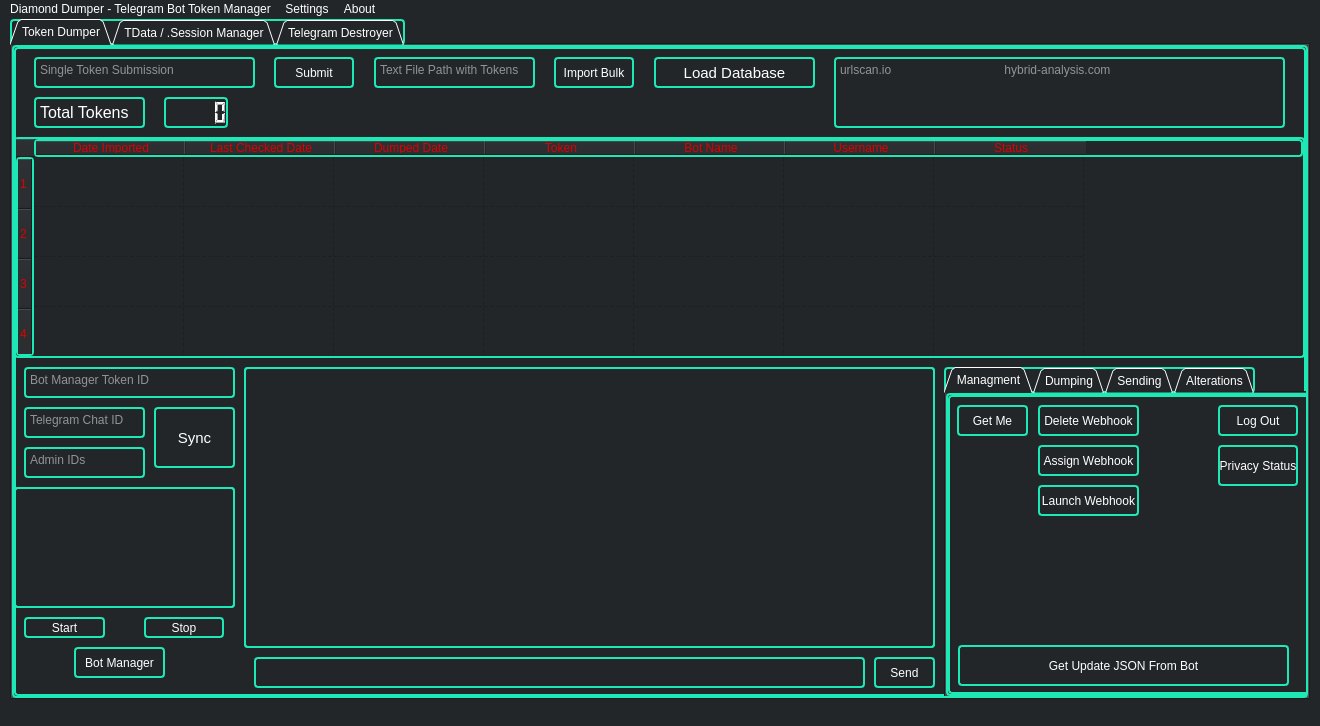
Old version of the form dumper.ui in the repository L33TSP3AK/Diamond-Dumper.
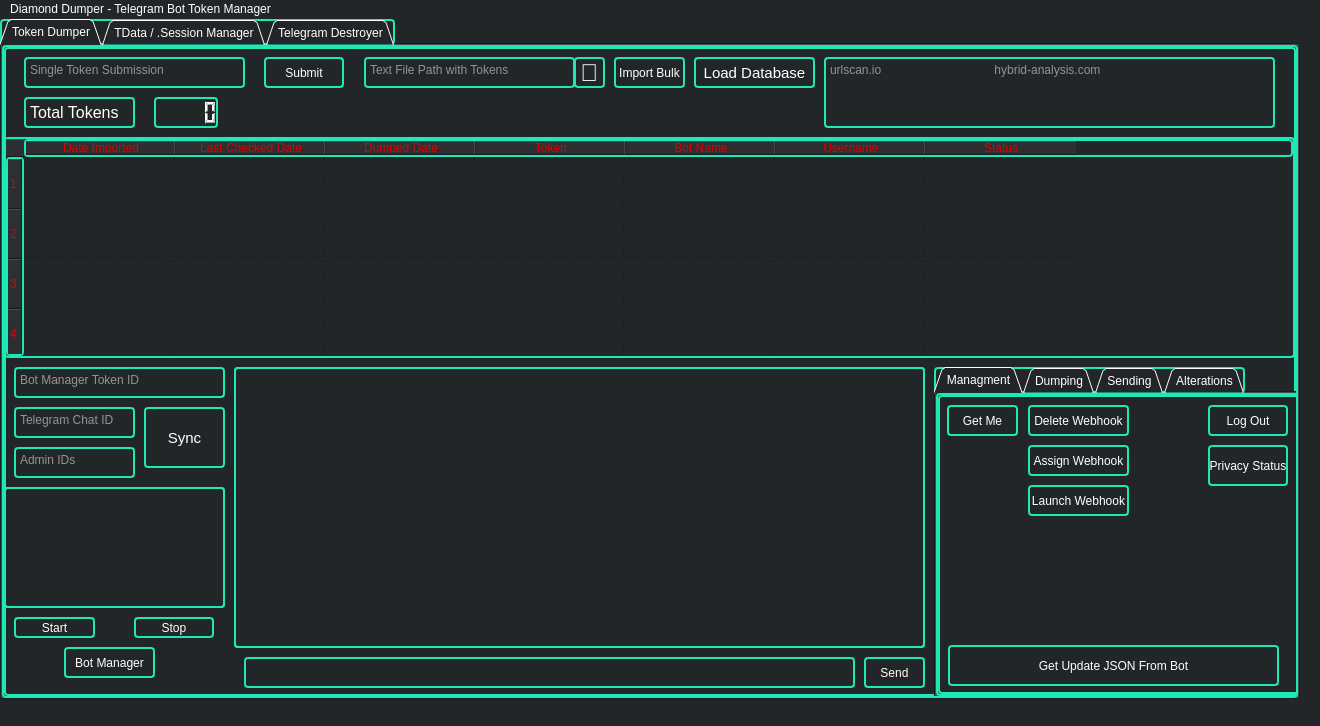
New version of the form. Icons and pictures are not drawn.

The edit to the form file:
```diff
--- a/dumper.ui
+++ b/dumper.ui
@@ -324,7 +324,7 @@
    <widget class="QTabWidget" name="tabs">
     <property name="geometry">
      <rect>
-      <x>10</x>
+      <x>0</x>
       <y>0</y>
       <width>1300</width>
       <height>681</height>
@@ -432,12 +432,6 @@
        <string notr="true">border-color: #1de9b6;
 color: rgb(222, 0, 0);</string>
       </property>
-      <property name="verticalScrollBarPolicy">
-       <enum>Qt::ScrollBarAlwaysOn</enum>
-      </property>
-      <property name="horizontalScrollBarPolicy">
-       <enum>Qt::ScrollBarAlwaysOff</enum>
-      </property>
       <property name="selectionBehavior">
        <enum>QAbstractItemView::SelectRows</enum>
       </property>
@@ -552,9 +546,9 @@
      <widget class="QPushButton" name="load_database_button">
       <property name="geometry">
        <rect>
-        <x>640</x>
+        <x>690</x>
         <y>10</y>
-        <width>161</width>
+        <width>121</width>
         <height>31</height>
        </rect>
       </property>
@@ -575,9 +569,9 @@
      <widget class="QPushButton" name="import_bulk_button">
       <property name="geometry">
        <rect>
-        <x>540</x>
+        <x>610</x>
         <y>10</y>
-        <width>80</width>
+        <width>71</width>
         <height>31</height>
        </rect>
       </property>
@@ -788,7 +782,7 @@
        <rect>
         <x>360</x>
         <y>10</y>
-        <width>161</width>
+        <width>211</width>
         <height>31</height>
        </rect>
       </property>
@@ -1489,6 +1483,25 @@
        </widget>
       </widget>
      </widget>
+     <widget class="QPushButton" name="text_file_directory_button">
+      <property name="geometry">
+       <rect>
+        <x>570</x>
+        <y>10</y>
+        <width>31</width>
+        <height>31</height>
+       </rect>
+      </property>
+      <property name="font">
+       <font>
+        <pointsize>18</pointsize>
+        <bold>false</bold>
+       </font>
+      </property>
+      <property name="text">
+       <string>📂</string>
+      </property>
+     </widget>
     </widget>
     <widget class="QWidget" name="tdata_manager_tab">
      <attribute name="title">
@@ -2437,7 +2450,7 @@
      <x>0</x>
      <y>0</y>
      <width>1320</width>
-     <height>22</height>
+     <height>21</height>
     </rect>
    </property>
    <widget class="QMenu" name="menuDiamond_Sorter">
@@ -2445,55 +2458,12 @@
      <string>Diamond Dumper - Telegram Bot Token Manager</string>
     </property>
     <addaction name="separator"/>
-   </widget>
-   <widget class="QMenu" name="menuSettings">
-    <property name="title">
-     <string>Settings</string>
-    </property>
-    <addaction name="actionRegex_Cheat_Sheet"/>
     <addaction name="actionHints_Tricks"/>
-    <addaction name="actionDataParsing"/>
-   </widget>
-   <widget class="QMenu" name="menuAbout">
-    <property name="geometry">
-     <rect>
-      <x>317</x>
-      <y>174</y>
-      <width>171</width>
-      <height>200</height>
-     </rect>
-    </property>
-    <property name="accessibleName">
-     <string/>
-    </property>
-    <property name="tearOffEnabled">
-     <bool>false</bool>
-    </property>
-    <property name="title">
-     <string>About</string>
-    </property>
-    <property name="icon">
-     <iconset>
-      <normaloff>icons/malware-64.png</normaloff>icons/malware-64.png</iconset>
-    </property>
-    <property name="separatorsCollapsible">
-     <bool>false</bool>
-    </property>
-    <property name="toolTipsVisible">
-     <bool>false</bool>
-    </property>
-    <addaction name="actionMembership"/>
-    <addaction name="actionMentorship"/>
-    <addaction name="separator"/>
-    <addaction name="actionTelegram_Group"/>
-    <addaction name="separator"/>
     <addaction name="actionMarkdown"/>
     <addaction name="actionMarkdownV2_Format"/>
     <addaction name="actionHTML_Style"/>
    </widget>
    <addaction name="menuDiamond_Sorter"/>
-   <addaction name="menuSettings"/>
-   <addaction name="menuAbout"/>
   </widget>
   <action name="actionaboutButton">
    <property name="text">
```
Left out of the diff: 44 changed lines with no effect on the pictures.
